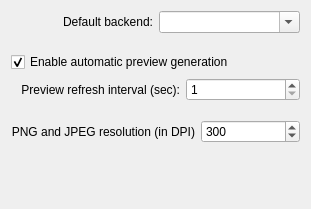
Above: src/cirkuit_general_settings.ui from KDE/cirkuit before the change. Below: the same form after it.
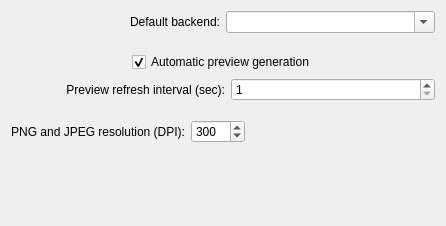
That is the form after the change. Custom widgets are drawn as their Qt base class.

Patch:
```diff
--- a/src/cirkuit_general_settings.ui
+++ b/src/cirkuit_general_settings.ui
@@ -6,8 +6,8 @@
    <rect>
     <x>0</x>
     <y>0</y>
-    <width>311</width>
-    <height>209</height>
+    <width>446</width>
+    <height>226</height>
    </rect>
   </property>
   <property name="windowTitle">
@@ -52,9 +52,24 @@
     </spacer>
    </item>
    <item>
+    <layout class="QHBoxLayout" name="horizontalLayout_4">
+     <item>
+      <spacer name="horizontalSpacer_2">
+       <property name="orientation">
+        <enum>Qt::Horizontal</enum>
+       </property>
+       <property name="sizeHint" stdset="0">
+        <size>
+         <width>40</width>
+         <height>20</height>
+        </size>
+       </property>
+      </spacer>
+     </item>
+     <item>
     <widget class="QCheckBox" name="kcfg_AutoRefresh">
      <property name="text">
-      <string>Enable automatic preview generation</string>
+        <string>Automatic preview generation</string>
      </property>
      <property name="checked">
       <bool>true</bool>
@@ -62,6 +77,21 @@
     </widget>
    </item>
    <item>
+      <spacer name="horizontalSpacer_3">
+       <property name="orientation">
+        <enum>Qt::Horizontal</enum>
+       </property>
+       <property name="sizeHint" stdset="0">
+        <size>
+         <width>40</width>
+         <height>20</height>
+        </size>
+       </property>
+      </spacer>
+     </item>
+    </layout>
+   </item>
+   <item>
     <layout class="QHBoxLayout" name="horizontalLayout">
      <item>
       <spacer name="horizontalSpacer">
@@ -128,7 +158,7 @@
      <item>
       <widget class="QLabel" name="label_2">
        <property name="text">
-        <string>PNG and JPEG resolution (in DPI)</string>
+        <string>PNG and JPEG resolution (DPI):</string>
        </property>
        <property name="alignment">
         <set>Qt::AlignRight|Qt::AlignTrailing|Qt::AlignVCenter</set>
@@ -151,6 +181,19 @@
        </property>
       </widget>
      </item>
+     <item>
+      <spacer name="horizontalSpacer_4">
+       <property name="orientation">
+        <enum>Qt::Horizontal</enum>
+       </property>
+       <property name="sizeHint" stdset="0">
+        <size>
+         <width>40</width>
+         <height>20</height>
+        </size>
+       </property>
+      </spacer>
+     </item>
     </layout>
    </item>
    <item>
```
Lines whose indentation alone changed are shown as unchanged.
